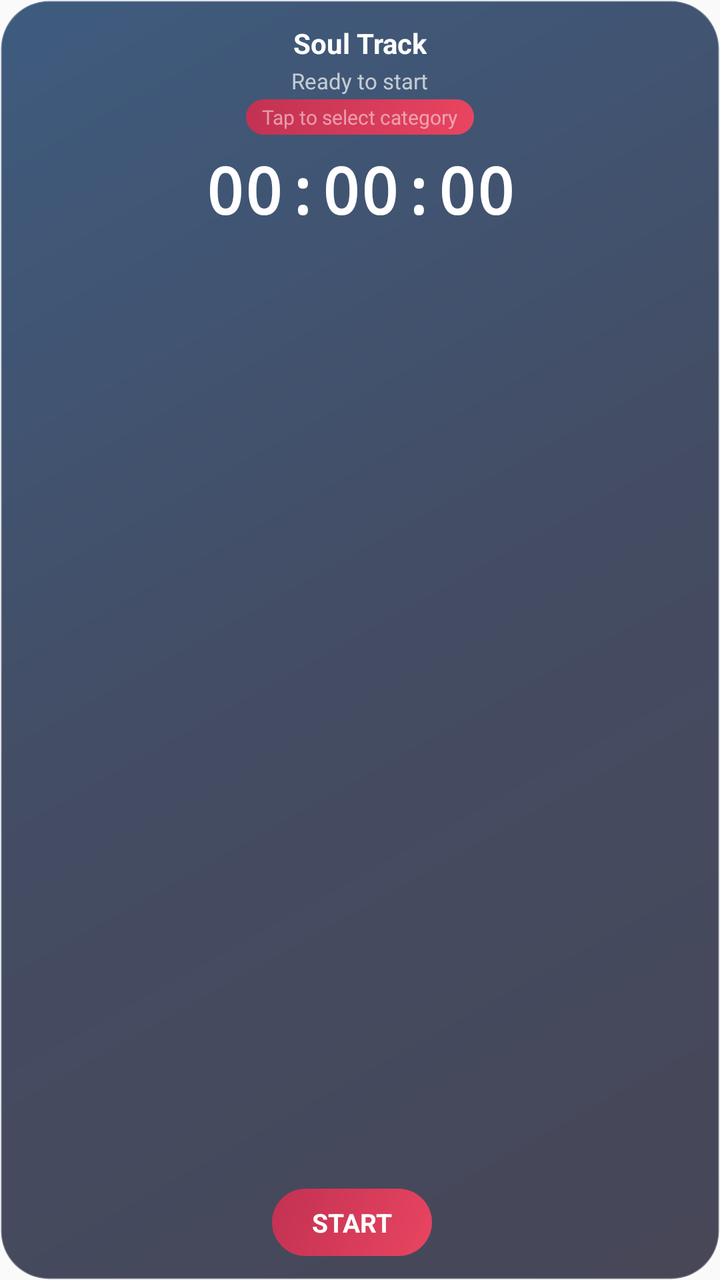
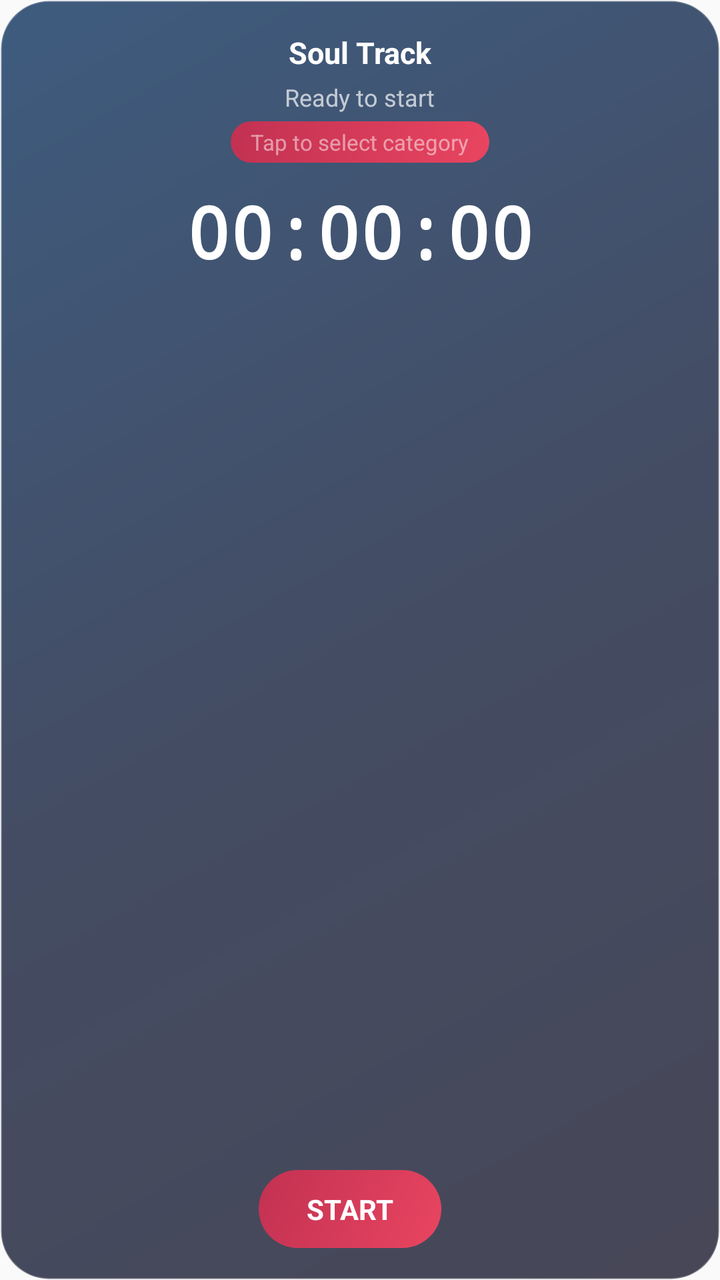

The first picture is an Android layout as it rendered before a commit; the second is the same layout after the commit. The layout source and the unified diff follow.
<!-- AndroidManifest.xml: application theme Theme.DailyTrack -->
<!-- res/layout/widget_timer.xml -->
<?xml version="1.0" encoding="utf-8"?>
<RelativeLayout xmlns:android="http://schemas.android.com/apk/res/android"
    android:id="@+id/widget_root"
    android:layout_width="match_parent"
    android:layout_height="match_parent"
    android:background="@drawable/widget_background"
    android:padding="12dp">

    <TextView
        android:id="@+id/widget_title"
        android:layout_width="wrap_content"
        android:layout_height="wrap_content"
        android:layout_alignParentTop="true"
        android:layout_centerHorizontal="true"
        android:text="Soul Track"
        android:textColor="#FFFFFF"
        android:textSize="14sp"
        android:textStyle="bold" />

    <TextView
        android:id="@+id/widget_session_name"
        android:layout_width="wrap_content"
        android:layout_height="wrap_content"
        android:layout_below="@id/widget_title"
        android:layout_centerHorizontal="true"
        android:layout_marginTop="2dp"
        android:text="Ready to start"
        android:textColor="#B0FFFFFF"
        android:textSize="11sp" />

    <TextView
        android:id="@+id/widget_category"
        android:layout_width="wrap_content"
        android:layout_height="wrap_content"
        android:layout_below="@id/widget_session_name"
        android:layout_centerHorizontal="true"
        android:layout_marginTop="2dp"
        android:text="Tap to select category"
        android:textColor="#80FFFFFF"
        android:textSize="10sp"
        android:background="@drawable/widget_button_background"
        android:paddingHorizontal="8dp"
        android:paddingVertical="2dp" />

    <TextView
        android:id="@+id/widget_timer"
        android:layout_width="wrap_content"
        android:layout_height="wrap_content"
        android:layout_below="@id/widget_category"
        android:layout_centerHorizontal="true"
        android:layout_marginTop="6dp"
        android:text="00:00:00"
        android:textColor="#FFFFFF"
        android:textSize="32sp"
        android:textStyle="bold"
        android:fontFamily="monospace" />

    <TextView
        android:id="@+id/widget_quote"
        android:layout_width="match_parent"
        android:layout_height="wrap_content"
        android:layout_below="@id/widget_timer"
        android:layout_centerHorizontal="true"
        android:layout_marginTop="4dp"
        android:gravity="center"
        android:text=""
        android:textColor="#B0FFFFFF"
        android:textSize="10sp"
        android:fontFamily="serif"
        android:fontStyle="italic"
        android:maxLines="1"
        android:ellipsize="end"
        android:visibility="gone" />

    <TextView
        android:id="@+id/widget_quote_author"
        android:layout_width="wrap_content"
        android:layout_height="wrap_content"
        android:layout_below="@id/widget_quote"
        android:layout_centerHorizontal="true"
        android:layout_marginTop="1dp"
        android:text=""
        android:textColor="#80FFFFFF"
        android:textSize="8sp"
        android:visibility="gone" />

    <LinearLayout
        android:layout_width="match_parent"
        android:layout_height="wrap_content"
        android:layout_alignParentBottom="true"
        android:layout_centerHorizontal="true"
        android:gravity="center"
        android:orientation="horizontal">

        <TextView
            android:id="@+id/widget_btn_start"
            android:layout_width="wrap_content"
            android:layout_height="wrap_content"
            android:background="@drawable/widget_button_background"
            android:paddingHorizontal="20dp"
            android:paddingVertical="8dp"
            android:text="START"
            android:textColor="#FFFFFF"
            android:textSize="13sp"
            android:textStyle="bold"
            android:layout_marginEnd="8dp" />

        <TextView
            android:id="@+id/widget_btn_stop"
            android:layout_width="wrap_content"
            android:layout_height="wrap_content"
            android:background="@drawable/widget_button_stop_background"
            android:paddingHorizontal="20dp"
            android:paddingVertical="8dp"
            android:text="STOP"
            android:textColor="#FFFFFF"
            android:textSize="13sp"
            android:textStyle="bold"
            android:layout_marginEnd="8dp"
            android:visibility="gone" />

        <TextView
            android:id="@+id/widget_btn_reset"
            android:layout_width="wrap_content"
            android:layout_height="wrap_content"
            android:background="@drawable/widget_button_background"
            android:paddingHorizontal="20dp"
            android:paddingVertical="8dp"
            android:text="RESET"
            android:textColor="#FFFFFF"
            android:textSize="13sp"
            android:textStyle="bold"
            android:visibility="gone" />
    </LinearLayout>

</RelativeLayout>
<!-- resources referenced by this layout -->
<resources>
  <!-- drawable widget_background (drawable) -->
  <?xml version="1.0" encoding="utf-8"?>
  <shape xmlns:android="http://schemas.android.com/apk/res/android"
      android:shape="rectangle">
      <gradient
          android:startColor="#CC1A1A2E"
          android:centerColor="#CC16213E"
          android:endColor="#CC0F3460"
          android:angle="135" />
      <corners android:radius="24dp" />
      <stroke
          android:width="1dp"
          android:color="#40FFFFFF" />
  </shape>
  <!-- drawable widget_button_background (drawable) -->
  <?xml version="1.0" encoding="utf-8"?>
  <shape xmlns:android="http://schemas.android.com/apk/res/android"
      android:shape="rectangle">
      <gradient
          android:startColor="#E94560"
          android:endColor="#C23152"
          android:angle="135" />
      <corners android:radius="20dp" />
  </shape>
  <!-- drawable widget_button_stop_background (drawable) -->
  <?xml version="1.0" encoding="utf-8"?>
  <shape xmlns:android="http://schemas.android.com/apk/res/android"
      android:shape="rectangle">
      <gradient
          android:startColor="#FF6B6B"
          android:endColor="#EE5A5A"
          android:angle="135" />
      <corners android:radius="20dp" />
  </shape>
  <style name="Theme.DailyTrack" parent="android:Theme.Material.Light.NoActionBar">
          <item name="android:statusBarColor">@android:color/transparent</item>
          <item name="android:navigationBarColor">@android:color/transparent</item>
          <item name="android:windowLightStatusBar">true</item>
      </style>
</resources>

<!-- the commit's change to res/layout/widget_timer.xml (unified diff, before → after) -->
@@ -4,7 +4,7 @@
     android:layout_width="match_parent"
     android:layout_height="match_parent"
     android:background="@drawable/widget_background"
-    android:padding="12dp">
+    android:padding="16dp">
 
     <TextView
         android:id="@+id/widget_title"
@@ -14,7 +14,7 @@
         android:layout_centerHorizontal="true"
         android:text="Soul Track"
         android:textColor="#FFFFFF"
-        android:textSize="14sp"
+        android:textSize="15sp"
         android:textStyle="bold" />
 
     <TextView
@@ -23,10 +23,10 @@
         android:layout_height="wrap_content"
         android:layout_below="@id/widget_title"
         android:layout_centerHorizontal="true"
-        android:layout_marginTop="2dp"
+        android:layout_marginTop="4dp"
         android:text="Ready to start"
         android:textColor="#B0FFFFFF"
-        android:textSize="11sp" />
+        android:textSize="12sp" />
 
     <TextView
         android:id="@+id/widget_category"
@@ -34,13 +34,13 @@
         android:layout_height="wrap_content"
         android:layout_below="@id/widget_session_name"
         android:layout_centerHorizontal="true"
-        android:layout_marginTop="2dp"
+        android:layout_marginTop="4dp"
         android:text="Tap to select category"
         android:textColor="#80FFFFFF"
-        android:textSize="10sp"
+        android:textSize="11sp"
         android:background="@drawable/widget_button_background"
-        android:paddingHorizontal="8dp"
-        android:paddingVertical="2dp" />
+        android:paddingHorizontal="10dp"
+        android:paddingVertical="3dp" />
 
     <TextView
         android:id="@+id/widget_timer"
@@ -48,10 +48,10 @@
         android:layout_height="wrap_content"
         android:layout_below="@id/widget_category"
         android:layout_centerHorizontal="true"
-        android:layout_marginTop="6dp"
+        android:layout_marginTop="10dp"
         android:text="00:00:00"
         android:textColor="#FFFFFF"
-        android:textSize="32sp"
+        android:textSize="36sp"
         android:textStyle="bold"
         android:fontFamily="monospace" />
 
@@ -61,14 +61,15 @@
         android:layout_height="wrap_content"
         android:layout_below="@id/widget_timer"
         android:layout_centerHorizontal="true"
-        android:layout_marginTop="4dp"
+        android:layout_marginTop="6dp"
         android:gravity="center"
         android:text=""
         android:textColor="#B0FFFFFF"
-        android:textSize="10sp"
+        android:textSize="11sp"
         android:fontFamily="serif"
         android:fontStyle="italic"
-        android:maxLines="1"
+        android:maxLines="2"
+        android:lineSpacingMultiplier="1.1"
         android:ellipsize="end"
         android:visibility="gone" />
 
@@ -78,10 +79,10 @@
         android:layout_height="wrap_content"
         android:layout_below="@id/widget_quote"
         android:layout_centerHorizontal="true"
-        android:layout_marginTop="1dp"
+        android:layout_marginTop="2dp"
         android:text=""
         android:textColor="#80FFFFFF"
-        android:textSize="8sp"
+        android:textSize="9sp"
         android:visibility="gone" />
 
     <LinearLayout
@@ -97,26 +98,26 @@
             android:layout_width="wrap_content"
             android:layout_height="wrap_content"
             android:background="@drawable/widget_button_background"
-            android:paddingHorizontal="20dp"
-            android:paddingVertical="8dp"
+            android:paddingHorizontal="24dp"
+            android:paddingVertical="10dp"
             android:text="START"
             android:textColor="#FFFFFF"
-            android:textSize="13sp"
+            android:textSize="14sp"
             android:textStyle="bold"
-            android:layout_marginEnd="8dp" />
+            android:layout_marginEnd="10dp" />
 
         <TextView
             android:id="@+id/widget_btn_stop"
             android:layout_width="wrap_content"
             android:layout_height="wrap_content"
             android:background="@drawable/widget_button_stop_background"
-            android:paddingHorizontal="20dp"
-            android:paddingVertical="8dp"
+            android:paddingHorizontal="24dp"
+            android:paddingVertical="10dp"
             android:text="STOP"
             android:textColor="#FFFFFF"
-            android:textSize="13sp"
+            android:textSize="14sp"
             android:textStyle="bold"
-            android:layout_marginEnd="8dp"
+            android:layout_marginEnd="10dp"
             android:visibility="gone" />
 
         <TextView
@@ -124,11 +125,11 @@
             android:layout_width="wrap_content"
             android:layout_height="wrap_content"
             android:background="@drawable/widget_button_background"
-            android:paddingHorizontal="20dp"
-            android:paddingVertical="8dp"
+            android:paddingHorizontal="24dp"
+            android:paddingVertical="10dp"
             android:text="RESET"
             android:textColor="#FFFFFF"
-            android:textSize="13sp"
+            android:textSize="14sp"
             android:textStyle="bold"
             android:visibility="gone" />
     </LinearLayout>
